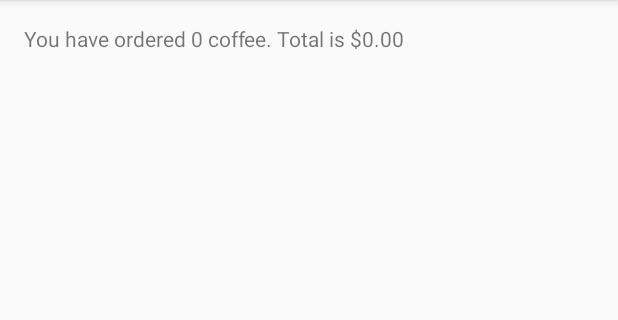
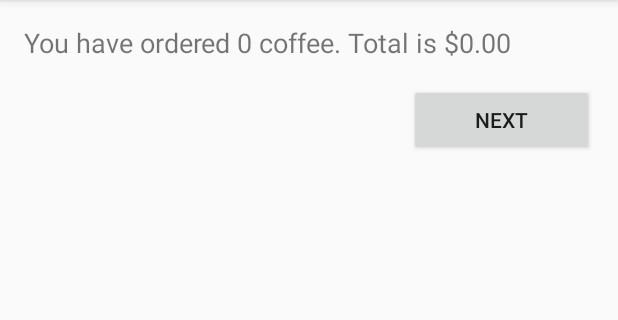
Before and after one commit to BluSteve/CS4131, an Android app: the screen it shows after launch (Main2Activity), after a tap on "ORDER", on a phone screen of 412 x 824 dp, the part 84-404 px from its top. Run offline under Robolectric (Android 15) with nearby library versions, the phone set to English and light mode, and no system bars.

Commit message:
Added next button in activity 2

```diff
--- a/ActivityToActivity/app/build.gradle
+++ b/ActivityToActivity/app/build.gradle
@@ -1,7 +1,7 @@
 apply plugin: 'com.android.application'
 
 android {
-    compileSdkVersion 26
+    compileSdkVersion 28
 
 
     defaultConfig {
@@ -28,4 +28,5 @@ dependencies {
     testImplementation 'junit:junit:4.12'
     androidTestImplementation 'com.android.support.test:runner:1.0.2'
     androidTestImplementation 'com.android.support.test.espresso:espresso-core:3.0.2'
+    implementation 'com.android.support:design:28.0.0'
 }
--- a/ActivityToActivity/app/src/main/res/layout/activity_main.xml
+++ b/ActivityToActivity/app/src/main/res/layout/activity_main.xml
@@ -3,7 +3,7 @@
     xmlns:tools="http://schemas.android.com/tools"
     android:layout_width="match_parent"
     android:layout_height="match_parent"
-    android:paddingBottom="@dimen/activity_vertical_margin"
+    android:paddingBottom="16dp"
     android:paddingLeft="@dimen/activity_horizontal_margin"
     android:paddingRight="@dimen/activity_horizontal_margin"
     android:paddingTop="@dimen/activity_vertical_margin"
--- a/ActivityToActivity/app/src/main/res/layout/activity_main2.xml
+++ b/ActivityToActivity/app/src/main/res/layout/activity_main2.xml
@@ -1,17 +1,25 @@
-<?xml version="1.0" encoding="utf-8"?>
-<RelativeLayout xmlns:android="http://schemas.android.com/apk/res/android"
-    xmlns:tools="http://schemas.android.com/tools"
+<LinearLayout xmlns:android="http://schemas.android.com/apk/res/android"
     android:layout_width="match_parent"
     android:layout_height="match_parent"
-    android:paddingBottom="@dimen/activity_vertical_margin"
-    android:paddingLeft="@dimen/activity_horizontal_margin"
-    android:paddingRight="@dimen/activity_horizontal_margin"
-    android:paddingTop="@dimen/activity_vertical_margin"
-    tools:context="com.example.nushscs4203.activitytoactivity.Main2Activity">
+    android:paddingLeft="16dp"
+    android:paddingRight="16dp"
+    android:paddingTop="16dp"
+    android:paddingBottom="16dp"
+    android:orientation="vertical">
 
+    <!-- Include other widget or layout tags here. These are considered
+            "child views" or "children" of the linear layout -->
     <TextView
         android:id="@+id/activity_main2_textView1"
-        android:layout_width="wrap_content"
-        android:layout_height="wrap_content" />
+        android:layout_width="376dp"
+        android:layout_height="wrap_content"
+        android:textSize="18sp" />
 
-</RelativeLayout>
+    <Button
+        android:id="@+id/button"
+        android:layout_width="123dp"
+        android:layout_height="wrap_content"
+        android:layout_gravity="end"
+        android:layout_marginTop="15dp"
+        android:text="@string/nextbuttontext" />
+</LinearLayout>
--- a/ActivityToActivity/app/src/main/res/values/strings.xml
+++ b/ActivityToActivity/app/src/main/res/values/strings.xml
@@ -11,4 +11,5 @@
     <string name="orderButtontext">Order</string>
     <string name="title_activity_main3">Main3Activity</string>
     <string name="buttonText">Press me twice</string>
+    <string name="nextbuttontext">Next</string>
 </resources>
```
Also changed, not shown: 874 other files.
